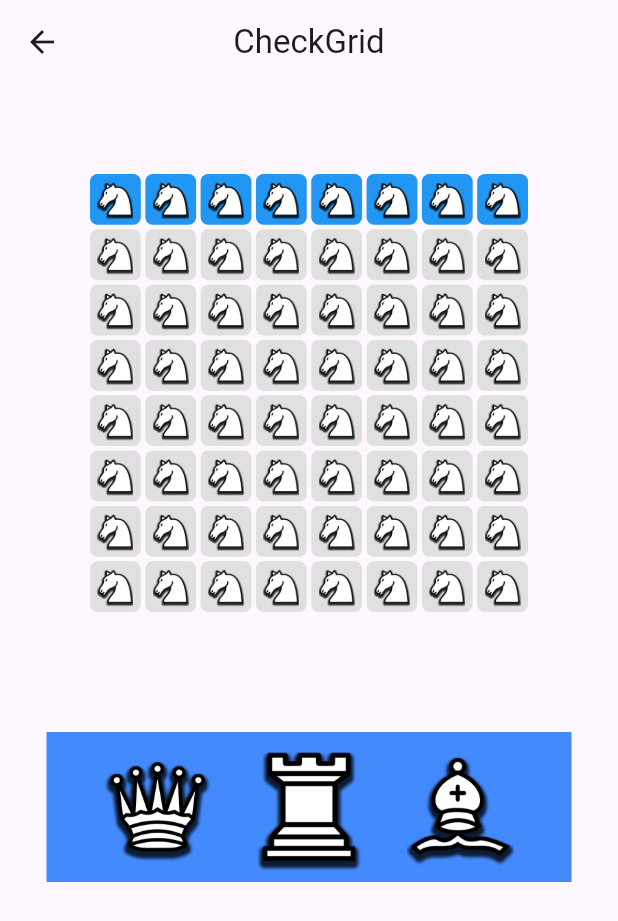
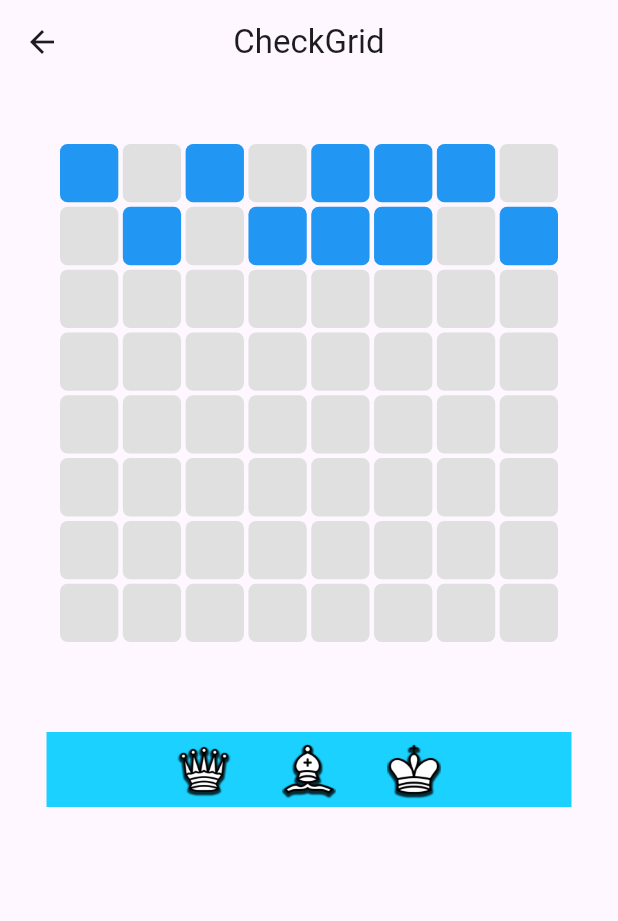
Before and after one commit to jarnbring/checkgrid, a Flutter app: the GamePage screen opened directly, on a phone screen of 412 x 824 dp. Shown: the top 921 px of the screen. Run offline on Flutter 3.47's test engine with Material 3 defaults, Android fonts, the phone set to English and light mode, and no system bars; our stand-ins replace device_preview.

Commit message:
Added random killing cells

```diff
--- a/gamename/lib/game/block.dart
+++ b/gamename/lib/game/block.dart
@@ -1,5 +1,21 @@
+import 'dart:math';
+import 'package:gamename/game/piecetype.dart';
+import 'package:flutter/material.dart';
+
 class Block {
-  final bool isActive;
+  bool isActive = false;
+  final PieceType? piece;
+  final Color color;
 
-  Block({this.isActive = true});
+  Block({required this.isActive, this.piece}) : color = getRandomColor();
+
+  static Color getRandomColor() {
+    final random = Random();
+    switch (random.nextInt(3)) {
+      case 0:
+        return Colors.blue;
+      default:
+        return Colors.blue;
+    }
+  }
 }
--- a/gamename/lib/pages/game_page.dart
+++ b/gamename/lib/pages/game_page.dart
@@ -1,5 +1,7 @@
+import 'dart:math';
 import 'package:flutter/material.dart';
 import 'package:gamename/game/block.dart';
+import 'package:gamename/game/piecetype.dart';
 
 class GamePage extends StatefulWidget {
   const GamePage({super.key});
@@ -11,14 +13,29 @@ class GamePage extends StatefulWidget {
 class _GamePageState extends State<GamePage> {
   List<List<Block?>> board = List.generate(8, (_) => List.filled(8, null));
 
+  late List<PieceType> selectedPieces;
+
+  double imageWidth = 50;
+  double imageHeight = 50;
+
   @override
   void initState() {
     super.initState();
 
+    final random = Random();
+
+    for (int row = 0; row < 2; row++) {
       for (int col = 0; col < 8; col++) {
-      board[0][col] = Block(); // rad 0 = toppen
+        if (random.nextBool()) {
+          board[row][col] = Block(isActive: true);
         }
       }
+    }
+
+    final allPieces = List<PieceType>.from(PieceType.values)..shuffle();
+    selectedPieces = allPieces.take(3).toList();
+  }
+
 
   @override
   Widget build(BuildContext context) {
@@ -33,12 +50,11 @@ class _GamePageState extends State<GamePage> {
           },
         ),
       ),
-      //backgroundColor: const Color.fromARGB(255, 34, 34, 34),
       body: Center(
         child: Column(
           children: [
             Padding(
-              padding: const EdgeInsets.all(60), // padding runt hela grid:en
+              padding: const EdgeInsets.all(40),
               child: GridView.builder(
                 shrinkWrap: true,
                 physics: const NeverScrollableScrollPhysics(),
@@ -54,45 +70,61 @@ class _GamePageState extends State<GamePage> {
                   final col = index % 8;
                   final block = board[row][col];
 
+                  return DragTarget<PieceType>(
+                    onAcceptWithDetails: (details) {
+                      setState(() {
+                        board[row][col] = Block(piece: details.data, isActive: false);
+                      });
+                    },
+                    builder: (context, candidateData, rejectedData) {
                       return Container(
                         decoration: BoxDecoration(
                           borderRadius: BorderRadius.circular(5),
-                      color:
-                          block != null && block.isActive
-                              ? Colors.blue
-                              : Colors.grey[300],
+                          color: block?.color ?? Colors.grey[300],  // Använd färgen från blocket
                         ),
-                    child: Image.asset(
-                      'assets/images/white_knight.png',
+                        child: block?.piece != null
+                            ? Image.asset(
+                                'assets/images/white_${block!.piece!.name}.png',
                                 fit: BoxFit.contain,
-                    ),
+                              )
+                            : null,
+                      );
+                    },
                   );
                 },
               ),
             ),
-
             const SizedBox(height: 20),
             Container(
-              decoration: BoxDecoration(color: Colors.blueAccent),
+              decoration: BoxDecoration(color: const Color.fromARGB(255, 27, 209, 255)),
               width: 350,
               child: Row(
-                spacing: 1,
+                spacing: 20,
                 mainAxisAlignment: MainAxisAlignment.center,
                 children: [
-                  Image(
-                    image: AssetImage('assets/images/white_queen.png'),
-                    height: 100,
-                    width: 100,
+                  for (var piece in selectedPieces)
+                    Draggable<PieceType>(
+                      data: piece,
+                      feedback: Image.asset(
+                        'assets/images/white_${piece.name}.png',
+                        height: imageHeight,
+                        width: imageWidth,
+                        cacheHeight: (imageHeight * 1.5).toInt(),
+                        cacheWidth: (imageWidth * 1.0).toInt(),
                       ),
-                  Image(
-                    image: AssetImage('assets/images/white_rock.png'),
-                    height: 100,
-                    width: 100,
+                      childWhenDragging: Opacity(
+                        opacity: 0.2,
+                        child: Image.asset(
+                          'assets/images/white_${piece.name}.png',
+                          height: 50,
+                          width: 50,
                         ),
-                  Image(
-                    image: AssetImage('assets/images/white_bishop.png'),
-                    height: 100,
-                    width: 100,
+                      ),
+                      child: Image.asset(
+                        'assets/images/white_${piece.name}.png',
+                        height: 50,
+                        width: 50,
+                      ),
                     ),
                 ],
               ),
--- a/gamename/pubspec.yaml
+++ b/gamename/pubspec.yaml
@@ -14,6 +14,7 @@ dependencies:
   flame_audio: ^2.11.5
   soundpool: ^2.4.1
   device_preview: ^1.2.0
+  flutter_draggable_gridview: ^0.0.13
 
 dev_dependencies:
   flutter_test:
```
Also changed, not shown: gamename/lib/game/move_pattern.dart (added, +18 -0 lines), gamename/lib/game/piecetype.dart (added, +38 -0 lines), gamename/assets/images/black_rook.png (renamed from gamename/assets/images/black_rock.png), gamename/assets/images/white_rook.png (renamed from gamename/assets/images/white_rock.png), gamename/pubspec.lock. Lines whose indentation alone changed are shown as unchanged.
